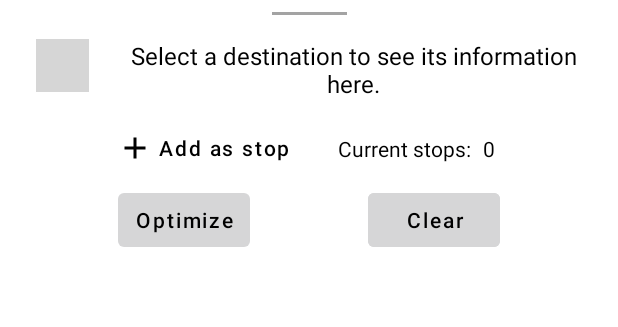
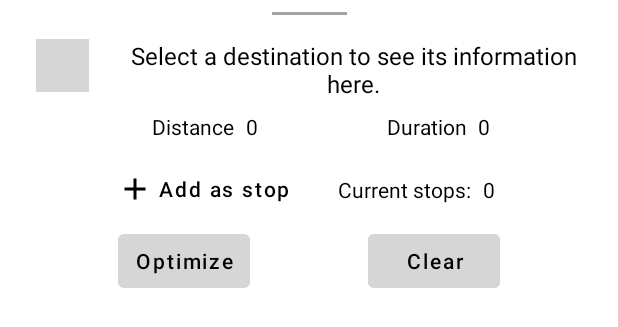
Before and after one commit to gkalmpenis/routeOptimizer, an Android app: the layout bottom_sheet_persistent.xml on its own in the app's theme, with its tools: preview values and no code run, on a phone screen of 412 x 824 dp. Shown: the top 327 px of the screen. Run offline under Robolectric (Android 15) with nearby library versions, the phone set to English and light mode, and no system bars; grey boxes are pictures that could not be loaded.

Commit message:
add functionality to show optimized trip distance and duration

```diff
--- a/app/src/main/java/com/example/routeoptimizer/MainActivity.kt
+++ b/app/src/main/java/com/example/routeoptimizer/MainActivity.kt
@@ -6,6 +6,7 @@ import android.graphics.BitmapFactory
 import android.graphics.Color
 import android.graphics.PointF
 import android.os.Bundle
+import android.view.View
 import android.widget.Toast
 import androidx.activity.result.ActivityResultLauncher
 import androidx.activity.result.contract.ActivityResultContracts
@@ -440,6 +441,9 @@ class MainActivity : AppCompatActivity(), OnMapReadyCallback, PermissionsListene
     }
 
     fun performActionsOnSearchResult(feature: CarmenFeature) {
+        // Hide trip distance and duration views
+        binding.bottomSheetView.setVisibilityOfDistanceAndDuration(View.GONE)
+
         // Make sure we have no red marker leftover (which means the location was searched) from the previous search query
         if (latestSearchedLocationSymbol?.iconImage == RED_MARKER) {
             deleteSymbolFromMap(latestSearchedLocationSymbol!!)
--- a/app/src/main/res/layout/bottom_sheet_persistent.xml
+++ b/app/src/main/res/layout/bottom_sheet_persistent.xml
@@ -1,6 +1,7 @@
 <?xml version="1.0" encoding="utf-8"?>
 <androidx.constraintlayout.widget.ConstraintLayout xmlns:android="http://schemas.android.com/apk/res/android"
     xmlns:app="http://schemas.android.com/apk/res-auto"
+    xmlns:tools="http://schemas.android.com/tools"
     android:id="@+id/bottomSheet"
     android:layout_width="match_parent"
     android:layout_height="wrap_content">
@@ -52,6 +53,50 @@
         app:layout_constraintTop_toBottomOf="@+id/topStraightLine"
         app:layout_constraintVertical_bias="0.0" />
 
+    <TextView
+        android:id="@+id/tvTripDistanceText"
+        android:layout_width="wrap_content"
+        android:layout_height="wrap_content"
+        android:layout_marginTop="8dp"
+        android:gravity="center"
+        android:text="@string/trip_distance_txt"
+        android:textColor="@color/black"
+        app:layout_constraintEnd_toStartOf="@id/tvTripDurationText"
+        app:layout_constraintStart_toStartOf="parent"
+        app:layout_constraintHorizontal_bias="0.5"
+        app:layout_constraintTop_toBottomOf="@id/tvPlaceName" />
+
+    <TextView
+        android:id="@+id/tvTripDistanceValue"
+        android:layout_width="wrap_content"
+        android:layout_height="wrap_content"
+        android:layout_marginStart="8dp"
+        android:text="@string/trip_distance_value"
+        android:textColor="@color/black"
+        app:layout_constraintStart_toEndOf="@+id/tvTripDistanceText"
+        app:layout_constraintTop_toTopOf="@id/tvTripDistanceText" />
+
+    <TextView
+        android:id="@+id/tvTripDurationText"
+        android:layout_width="wrap_content"
+        android:layout_height="wrap_content"
+        android:gravity="center"
+        android:text="@string/trip_duration_txt"
+        android:textColor="@color/black"
+        app:layout_constraintEnd_toEndOf="parent"
+        app:layout_constraintStart_toEndOf="@+id/tvTripDistanceText"
+        app:layout_constraintTop_toTopOf="@+id/tvTripDistanceText" />
+
+    <TextView
+        android:id="@+id/tvTripDurationValue"
+        android:layout_width="wrap_content"
+        android:layout_height="wrap_content"
+        android:text="@string/trip_duration_value"
+        android:textColor="@color/black"
+        android:layout_marginStart="8dp"
+        app:layout_constraintStart_toEndOf="@+id/tvTripDurationText"
+        app:layout_constraintTop_toTopOf="@+id/tvTripDistanceText" />
+
     <Button
         android:id="@+id/btnStops"
         style="@style/Widget.MaterialComponents.Button.TextButton.Icon"
@@ -65,7 +110,7 @@
         app:layout_constraintEnd_toEndOf="parent"
         app:layout_constraintHorizontal_bias="0.25"
         app:layout_constraintStart_toStartOf="parent"
-        app:layout_constraintTop_toBottomOf="@+id/tvPlaceName"
+        app:layout_constraintTop_toBottomOf="@+id/tvTripDistanceText"
         app:layout_constraintVertical_bias="0.0" />
 
     <TextView
--- a/app/src/main/res/values/strings.xml
+++ b/app/src/main/res/values/strings.xml
@@ -12,6 +12,10 @@
     <string name="clear_every_stop_txt">Clear every stop?</string>
     <string name="yes">Yes</string>
     <string name="no">No</string>
+    <string name="trip_distance_txt">Distance</string>
+    <string name="trip_distance_value">0</string>
+    <string name="trip_duration_txt">Duration</string>
+    <string name="trip_duration_value">0</string>
 
     <!-- Errors -->
     <string name="user_location_permission_explanation">This app needs location permissions to show its functionality.</string>
```
Also changed, not shown: app/src/main/java/com/example/routeoptimizer/BottomSheetManager.kt (+37 -3 lines).
